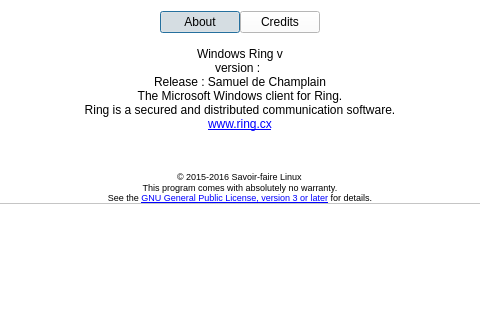
Above: aboutdialog.ui from savoirfairelinux/jami-client-windows before the change; both pictures show x 97 to 577 and y 0 to 320 of the 674 by 555 pixel window. Below: the same form after it.
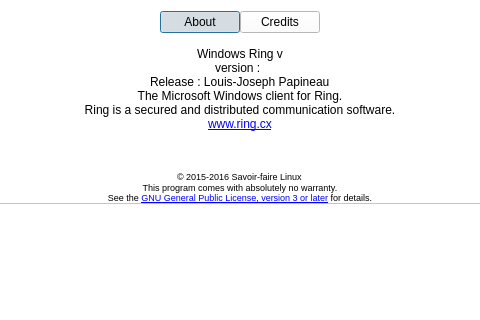
That is the form after the change. Icons and pictures are not drawn.

Commit message:
Change release name
Tuleap: #469

Diff of the .ui file:
```diff
--- a/aboutdialog.ui
+++ b/aboutdialog.ui
@@ -551,7 +551,7 @@
       <item alignment="Qt::AlignHCenter">
        <widget class="QLabel" name="releaseLabel">
         <property name="text">
-         <string>Release : Samuel de Champlain</string>
+         <string>Release : Louis-Joseph Papineau</string>
         </property>
         <property name="textFormat">
          <enum>Qt::PlainText</enum>
```
